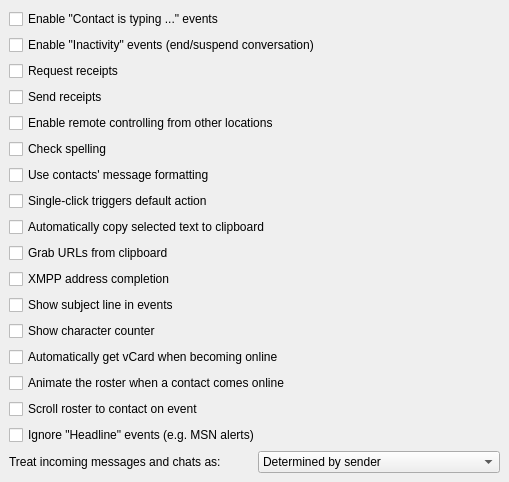
Qt form src/options/opt_advanced.ui (psi-im/psi) before a commit.
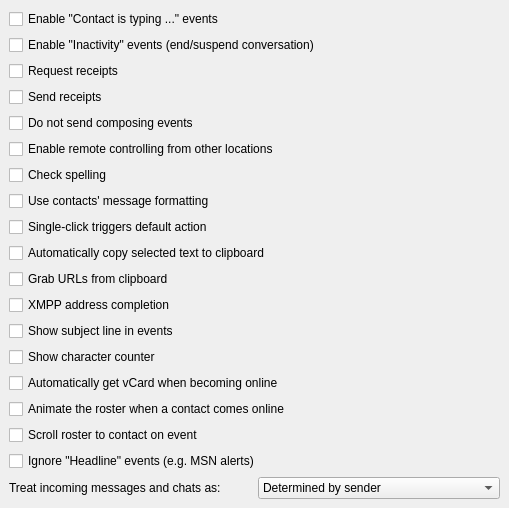
The same form after that commit.

Commit message: Added an option to disable composing events

```diff
--- a/src/options/opt_advanced.ui
+++ b/src/options/opt_advanced.ui
@@ -47,6 +47,16 @@
      </property>
     </widget>
    </item>
+   <item>
+    <widget class="QCheckBox" name="ck_sendComposingEvents">
+     <property name="whatsThis">
+      <string>Disables the sending of message events such as &quot;Contact is Typing...&quot;</string>
+     </property>
+     <property name="text">
+      <string>Do not send composing events</string>
+     </property>
+    </widget>
+   </item>
    <item>
     <widget class="QCheckBox" name="ck_rc" >
      <property name="text" >
```
The commit also changes 3 other files.
